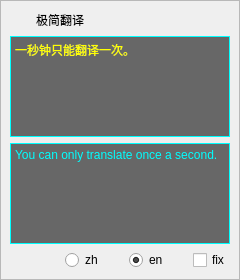
Before: the Qt Designer form src/translater.ui in yjmthu/Neobox, drawn with Qt 5.
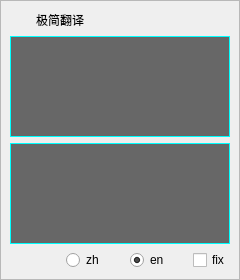
After: the same form once the commit is applied. Icons and pictures are not drawn.

```diff
--- a/src/translater.ui
+++ b/src/translater.ui
@@ -109,7 +109,7 @@
 }</string>
         </property>
         <property name="plainText">
-         <string>一秒钟只能翻译一次。</string>
+         <string/>
         </property>
        </widget>
       </item>
@@ -132,7 +132,7 @@
          <bool>true</bool>
         </property>
         <property name="plainText">
-         <string>You can only translate once a second.</string>
+         <string/>
         </property>
        </widget>
       </item>
@@ -191,6 +191,18 @@
         </item>
         <item>
          <widget class="QRadioButton" name="ENTOZH">
+          <property name="minimumSize">
+           <size>
+            <width>37</width>
+            <height>0</height>
+           </size>
+          </property>
+          <property name="maximumSize">
+           <size>
+            <width>37</width>
+            <height>16777215</height>
+           </size>
+          </property>
           <property name="focusPolicy">
            <enum>Qt::ClickFocus</enum>
           </property>
@@ -220,6 +232,18 @@
         </item>
         <item>
          <widget class="QRadioButton" name="ZHTOEN">
+          <property name="minimumSize">
+           <size>
+            <width>37</width>
+            <height>0</height>
+           </size>
+          </property>
+          <property name="maximumSize">
+           <size>
+            <width>37</width>
+            <height>16777215</height>
+           </size>
+          </property>
           <property name="focusPolicy">
            <enum>Qt::ClickFocus</enum>
           </property>
```
